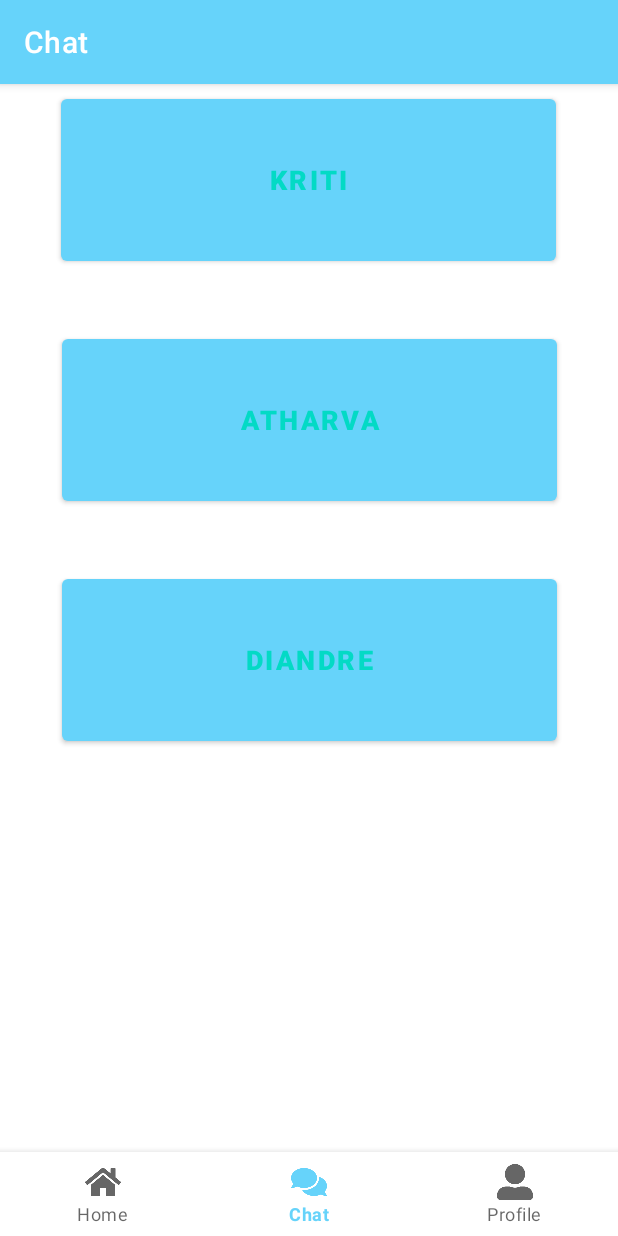
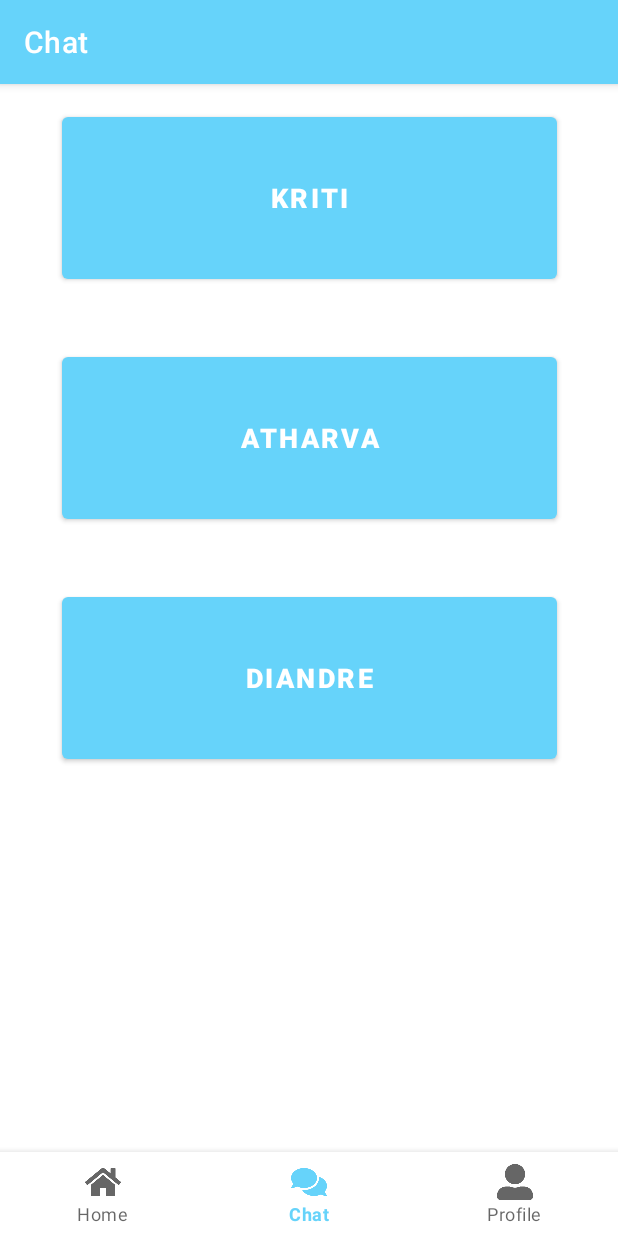
Before and after one commit to krividya/Dubhacks_Project, an Android app: the ChatFragment screen opened through its navigation route, on a phone screen of 412 x 824 dp. Run offline under Robolectric (Android 15) with nearby library versions, the phone set to English and light mode, and no system bars; our stand-ins replace navigation-ui.

Commit message:
Edited chat more, also synced up

```diff
--- a/app/src/main/java/com/example/dubhacks_project/ChatActivity.java
+++ b/app/src/main/java/com/example/dubhacks_project/ChatActivity.java
@@ -60,7 +60,7 @@ public class ChatActivity extends AppCompatActivity implements RoomListener {
         messagesView = (ListView) findViewById(R.id.messages_view);
         messagesView.setAdapter(messageAdapter);
 
-        MemberData data = new MemberData(getRandomName(), getRandomColor());
+        MemberData data = new MemberData(match, getRandomColor());
 
         scaledrone = new Scaledrone(channelID, data);
         scaledrone.connect(new Listener() {
--- a/app/src/main/res/layout/fragment_chat.xml
+++ b/app/src/main/res/layout/fragment_chat.xml
@@ -23,14 +23,14 @@
         android:layout_width="330dp"
         android:layout_height="120dp"
         android:layout_centerInParent="true"
-        android:layout_marginTop="4dp"
+        android:layout_marginTop="16dp"
         android:onClick="openChatActivity"
         android:text="matched_person"
-        android:textColor="@color/teal_200"
+        android:textColor="@color/white"
         android:textSize="18sp"
         android:textStyle="bold"
         app:layout_constraintEnd_toEndOf="parent"
-        app:layout_constraintHorizontal_bias="0.493"
+        app:layout_constraintHorizontal_bias="0.506"
         app:layout_constraintStart_toStartOf="parent"
         app:layout_constraintTop_toTopOf="parent" />
 
@@ -42,7 +42,7 @@
         android:layout_marginTop="40dp"
         android:onClick="openChatActivity"
         android:text="matched_person"
-        android:textColor="@color/teal_200"
+        android:textColor="@color/white"
         android:textSize="18sp"
         android:textStyle="bold"
         app:layout_constraintEnd_toEndOf="parent"
@@ -58,7 +58,7 @@
         android:layout_marginTop="40dp"
         android:onClick="openChatActivity"
         android:text="matched_person"
-        android:textColor="@color/teal_200"
+        android:textColor="@color/white"
         android:textSize="18sp"
         android:textStyle="bold"
         app:layout_constraintEnd_toEndOf="parent"
```
Also changed, not shown: app/src/main/java/com/example/dubhacks_project/MainActivity.java (+1 -9 lines), app/src/main/java/com/example/dubhacks_project/MainPage.java (+14 -0 lines).
